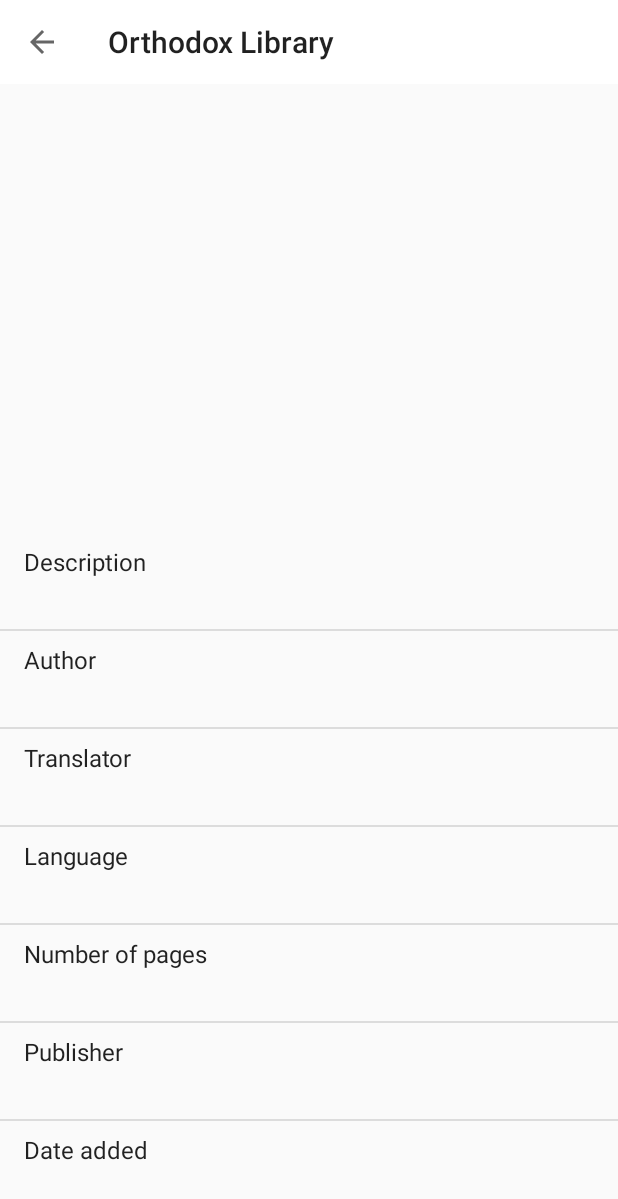
After one commit to alexeyismirnov/bookshop_android, an Android app: the BookDetailActivity screen opened directly, with no data from a screen before it, on a phone screen of 412 x 824 dp. The commit adds this screen. Shown: the top 1199 px of the screen. Run offline under Robolectric (Android 15) with nearby library versions, the phone set to English and light mode, and no system bars; our stand-ins replace Firebase (no records; nobody signed in at launch, a user with empty details on screens opened directly); 1 statement that could not run was skipped.

Commit message:
Added book details view

```diff
--- a/app/src/main/AndroidManifest.xml
+++ b/app/src/main/AndroidManifest.xml
@@ -16,6 +16,9 @@
                 <category android:name="android.intent.category.LAUNCHER" />
             </intent-filter>
         </activity>
+
+        <activity android:name=".BookDetailActivity" />
+
     </application>
 
 </manifest>
--- /dev/null
+++ b/app/src/main/java/com/rlc/bookshop/BookDetailActivity.java
@@ -0,0 +1,183 @@
+package com.rlc.bookshop;
+
+import android.os.Build;
+import android.os.Bundle;
+import android.support.v7.app.AppCompatActivity;
+import android.support.v7.widget.Toolbar;
+import android.view.MenuItem;
+import android.view.View;
+import android.view.ViewGroup;
+import android.widget.ArrayAdapter;
+import android.widget.ListView;
+import android.widget.TextView;
+
+import com.google.firebase.database.DataSnapshot;
+import com.google.firebase.database.DatabaseError;
+import com.google.firebase.database.DatabaseReference;
+import com.google.firebase.database.FirebaseDatabase;
+import com.google.firebase.database.ValueEventListener;
+
+import java.lang.reflect.Field;
+import java.util.ArrayList;
+import java.util.Map.Entry;
+import java.util.AbstractMap.SimpleEntry;
+
+public class BookDetailActivity extends AppCompatActivity {
+
+    private static ArrayList<Entry<String, String>> detailsSchema;
+    static {
+        detailsSchema = new ArrayList<Entry<String, String>>() {{
+                add(new SimpleEntry<>("description", "Description"));
+                add(new SimpleEntry<>("author", "Author"));
+                add(new SimpleEntry<>("translator", "Translator"));
+                add(new SimpleEntry<>("language", "Language"));
+                add(new SimpleEntry<>("pages", "Number of pages"));
+                add(new SimpleEntry<>("publisher", "Publisher"));
+                add(new SimpleEntry<>("date_created", "Date added"));
+        }};
+    }
+
+    public static class BookDetails {
+        String title_en;
+        String title_ru;
+        String title_zh_cn;
+        String title_zh_hk;
+        String author_en;
+        String author_ru;
+        String author_zh_cn;
+        String author_zh_hk;
+        String description_en;
+        String description_ru;
+        String description_zh_cn;
+        String description_zh_hk;
+        String image;
+        String language;
+        String pages;
+        String publisher;
+        String translator;
+        String date_created;
+
+        public BookDetails() { }
+
+        public BookDetails(String title_en, String title_ru, String title_zh_cn, String title_zh_hk,
+                           String author_en, String author_ru, String author_zh_cn, String author_zh_hk,
+                           String description_en, String description_ru, String description_zh_cn, String description_zh_hk,
+                           String image, String language, String pages, String publisher, String translator, String date_created) {
+
+            this.title_en = title_en;
+            this.title_ru = title_ru;
+            this.title_zh_cn = title_zh_cn;
+            this.title_zh_hk = title_zh_hk;
+            this.author_en = author_en;
+            this.author_ru = author_ru;
+            this.author_zh_cn = author_zh_cn;
+            this.author_zh_hk = author_zh_hk;
+            this.description_en = description_en;
+            this.description_ru = description_ru;
+            this.description_zh_cn = description_zh_cn;
+            this.description_zh_hk = description_zh_hk;
+            this.image = image;
+            this.language = language;
+            this.pages = pages;
+            this.publisher = publisher;
+            this.translator = translator;
+            this.date_created = date_created;
+        }
+
+    }
+
+    private ArrayAdapter adapter;
+    private BookDetails item;
+
+    @Override
+    protected void onCreate(Bundle savedInstanceState)  {
+        super.onCreate(savedInstanceState);
+
+        setContentView(R.layout.book_detail);
+
+        Toolbar toolbar = (Toolbar)findViewById(R.id.toolbar);
+        setSupportActionBar(toolbar);
+
+        getSupportActionBar().setHomeButtonEnabled(true);
+        getSupportActionBar().setDisplayHomeAsUpEnabled(true);
+
+        setTitle(Translate.s("Orthodox Library"));
+
+        item = new BookDetails();
+
+        final ListView listview = (ListView) findViewById(R.id.listView);
+
+        adapter = new ArrayAdapter(this, android.R.layout.simple_list_item_2, android.R.id.text1, detailsSchema) {
+            @Override
+            public View getView(int position, View convertView, ViewGroup parent) {
+                View view = super.getView(position, convertView, parent);
+                TextView text1 = (TextView) view.findViewById(android.R.id.text1);
+                TextView text2 = (TextView) view.findViewById(android.R.id.text2);
+                text2.setText("");
+                if (Build.VERSION.SDK_INT < 23) {
+                    text2.setTextAppearance(view.getContext(), android.R.style.TextAppearance_DeviceDefault_Medium);
+
+                } else {
+                    text2.setTextAppearance(android.R.style.TextAppearance_DeviceDefault_Medium);
+
+                }
+                String fieldName = detailsSchema.get(position).getKey();
+
+                try {
+                    Field field = item.getClass().getField(fieldName);
+                    String str = (String)field.get(item);
+                    text2.setText(str);
+
+
+                } catch (Exception e) {
+                    try {
+                        Field field = item.getClass().getField(fieldName+"_"+Translate.getLanguage());
+                        String str = (String)field.get(item);
+                        text2.setText(str);
+
+                    }  catch (Exception e2) { }
+                }
+
+                text1.setText(detailsSchema.get(position).getValue());
+                return view;
+            }
+        };
+
+        listview.setAdapter(adapter);
+
+        String key = this.getIntent().getExtras().getString("key");
+
+        FirebaseDatabase database = FirebaseDatabase.getInstance();
+        database.getReference("/details").child(key).addListenerForSingleValueEvent(new ValueEventListener() {
+            public void onDataChange(DataSnapshot dataSnapshot) {
+                item = dataSnapshot.getValue(BookDetails.class);
+
+                Runnable run = new Runnable() {
+                    public void run() {
+                        adapter.notifyDataSetChanged();
+                    }
+                };
+
+                runOnUiThread(run);
+            }
+
+            public void onCancelled(DatabaseError firebaseError) { }
+        });
+
+
+    }
+
+    @Override
+    public boolean onOptionsItemSelected(MenuItem item) {
+        switch (item.getItemId()) {
+            case android.R.id.home:
+                this.finish();
+                return true;
+
+        }
+
+        return super.onOptionsItemSelected(item);
+
+    }
+
+}
--- /dev/null
+++ b/app/src/main/res/layout/book_detail.xml
@@ -0,0 +1,43 @@
+<?xml version="1.0" encoding="utf-8"?>
+<LinearLayout xmlns:android="http://schemas.android.com/apk/res/android"
+    android:orientation="vertical"
+    android:gravity="center_horizontal"
+    android:layout_width="match_parent"
+    android:layout_height="match_parent">
+
+    <android.support.v7.widget.Toolbar
+        xmlns:android="http://schemas.android.com/apk/res/android"
+        android:id="@+id/toolbar"
+        android:background="@android:color/background_light"
+        android:layout_width="match_parent"
+        android:layout_height="wrap_content"/>
+
+    <ImageView
+        android:id="@+id/bookImage"
+        android:layout_width="wrap_content"
+        android:layout_height="200dp"
+        android:layout_marginBottom="24dp"
+        android:layout_marginTop="24dp"
+        android:adjustViewBounds="true"
+        android:contentDescription="@null"
+        android:scaleType="centerCrop"
+        />
+
+    <TextView
+        android:id="@+id/bookTitle"
+        android:textSize="20dp"
+        android:layout_width="wrap_content"
+        android:layout_height="wrap_content"
+        android:layout_marginBottom="0dp"
+        android:layout_marginTop="24dp"
+        />
+
+    <ListView
+        android:layout_width="wrap_content"
+        android:layout_height="wrap_content"
+        android:id="@+id/listView"
+        android:layout_centerVertical="true"
+        android:layout_centerHorizontal="true" />
+
+
+</LinearLayout>
--- a/app/src/main/res/values/arrays.xml
+++ b/app/src/main/res/values/arrays.xml
@@ -9,6 +9,7 @@
         <item>Publisher</item>
         <item>Number of pages</item>
         <item>Translator</item>
+        <item>Description</item>
         <item>Read EPUB</item>
         <item>Read PDF</item>
         <item>Download EPUB</item>
@@ -25,6 +26,7 @@
         <item>出版社</item>
         <item>页数</item>
         <item>译者</item>
+        <item>介绍</item>
         <item>阅读EPUB文件</item>
         <item>阅读PDF文件</item>
         <item>下载EPUB文件</item>
@@ -41,6 +43,7 @@
         <item>出版社</item>
         <item>頁數</item>
         <item>譯者</item>
+        <item>介紹</item>
         <item>閱讀EPUB文件</item>
         <item>閱讀PDF文件</item>
         <item>下載EPUB文件</item>
@@ -57,6 +60,7 @@
         <item>Издательство</item>
         <item>Кол-во страниц</item>
         <item>Переводчик</item>
+        <item>Описание</item>
         <item>Читать EPUB</item>
         <item>Читать PDF</item>
         <item>Скачать EPUB</item>
```
Also changed, not shown: app/src/main/java/com/rlc/bookshop/MainActivity.java (+21 -4 lines).
